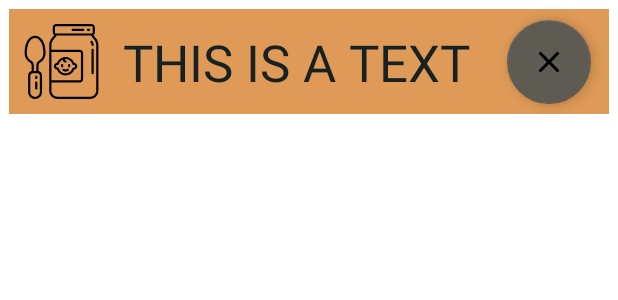
After one commit to yxef/MyFridgeApp, an Android app: the layout fridge_item.xml on its own in the app's theme, with its tools: preview values and no code run, on a phone screen of 412 x 824 dp. The commit adds this screen. Shown: the top 300 px of the screen. Run offline under Robolectric (Android 15) with nearby library versions, the phone set to English and light mode, and no system bars.

Commit message:
added fridgelist recyclerview and delete fridge

```diff
--- a/app/src/main/java/com/example/myfridge/data/Fridge.kt
+++ b/app/src/main/java/com/example/myfridge/data/Fridge.kt
@@ -1,6 +1,8 @@
 package com.example.myfridge.data
 
+import com.squareup.moshi.Json
+
 data class Fridge(
-    val id: Int,
-    val name: String
+    @Json(name = "fridgeId") val id: Int,
+    @Json(name = "fridgeName") val name: String
 )
--- a/app/src/main/java/com/example/myfridge/data/User.kt
+++ b/app/src/main/java/com/example/myfridge/data/User.kt
@@ -1,5 +1,7 @@
 package com.example.myfridge.data
 
+import com.squareup.moshi.Json
+
 data class User(
-    val userId : Int
+    @Json(name= "userId")val userId : Int
 )
--- /dev/null
+++ b/app/src/main/res/drawable/ic_baseline_clear_24.xml
@@ -0,0 +1,5 @@
+<vector android:height="24dp" android:tint="#000000"
+    android:viewportHeight="24" android:viewportWidth="24"
+    android:width="24dp" xmlns:android="http://schemas.android.com/apk/res/android">
+    <path android:fillColor="@android:color/white" android:pathData="M19,6.41L17.59,5 12,10.59 6.41,5 5,6.41 10.59,12 5,17.59 6.41,19 12,13.41 17.59,19 19,17.59 13.41,12z"/>
+</vector>
--- /dev/null
+++ b/app/src/main/res/layout/fridge_item.xml
@@ -0,0 +1,54 @@
+<?xml version="1.0" encoding="utf-8"?>
+<androidx.constraintlayout.widget.ConstraintLayout xmlns:android="http://schemas.android.com/apk/res/android"
+    xmlns:app="http://schemas.android.com/apk/res-auto"
+    xmlns:tools="http://schemas.android.com/tools"
+    android:id="@+id/item_title"
+    android:layout_width="match_parent"
+    android:layout_height="wrap_content"
+    android:layout_margin="6dp"
+    android:background="@color/orange">
+
+    <ImageView
+        android:id="@+id/fridge_icon"
+        android:layout_width="50dp"
+        android:layout_height="50dp"
+        android:layout_margin="10dp"
+        android:importantForAccessibility="no"
+        app:layout_constraintBottom_toBottomOf="parent"
+        app:layout_constraintStart_toStartOf="parent"
+        app:layout_constraintTop_toTopOf="parent"
+        app:srcCompat="@android:drawable/btn_star_big_on"
+        tools:srcCompat="@drawable/ic_baby_food" />
+
+    <TextView
+        android:id="@+id/fridge_name"
+        android:layout_width="wrap_content"
+        android:layout_height="wrap_content"
+        android:layout_marginStart="12dp"
+        android:layout_marginEnd="12dp"
+        android:maxLines="1"
+        android:maxLength="15"
+        android:ellipsize="end"
+        android:textAppearance="@style/TextAppearance.AppCompat.Display1"
+        android:textColor="@color/dark_jungle_green"
+        app:layout_constraintBottom_toBottomOf="parent"
+        app:layout_constraintEnd_toStartOf="@id/button_to_remove_fridge"
+        app:layout_constraintStart_toEndOf="@id/fridge_icon"
+        app:layout_constraintTop_toTopOf="parent"
+        tools:text="THIS IS A TEXT AAAAAAAAAAAAAAAAAAAA" />
+
+    <com.google.android.material.floatingactionbutton.FloatingActionButton
+        android:id="@+id/button_to_remove_fridge"
+        android:layout_width="wrap_content"
+        android:layout_height="wrap_content"
+        android:layout_marginEnd="12dp"
+        android:backgroundTint="@color/davys_grey"
+        android:clickable="true"
+        android:contentDescription="@string/remove_fridge"
+        android:focusable="true"
+        android:src="@drawable/ic_baseline_clear_24"
+        app:layout_constraintBottom_toBottomOf="parent"
+        app:layout_constraintEnd_toEndOf="parent"
+        app:layout_constraintTop_toTopOf="parent"
+        app:srcCompat="@drawable/ic_baseline_add_24" />
+</androidx.constraintlayout.widget.ConstraintLayout>
--- a/app/src/main/res/navigation/nav_graph.xml
+++ b/app/src/main/res/navigation/nav_graph.xml
@@ -34,7 +34,7 @@
     </fragment>
     <fragment
         android:id="@+id/fridgeChoiceFragment"
-        android:name="com.example.myfridge.FridgeChoiceFragment"
+        android:name="com.example.myfridge.fridgelist.FridgeChoiceFragment"
         android:label="fragment_fridge_choice"
         tools:layout="@layout/fragment_fridge_choice" >
         <action
@@ -43,6 +43,10 @@
         <action
             android:id="@+id/action_fridgeChoiceFragment_to_addFridgeFragment"
             app:destination="@id/addFridgeFragment" />
+        <action
+            android:id="@+id/action_fridgeChoiceFragment_to_homeFragment"
+            app:destination="@id/homeFragment"
+            app:popUpTo="@id/homeFragment" />
     </fragment>
     <fragment
         android:id="@+id/ModifyFoodFragment"
--- a/app/src/main/res/values/strings.xml
+++ b/app/src/main/res/values/strings.xml
@@ -24,4 +24,5 @@
     <string name="single_icon">Single Icon</string>
     <string name="expiration_feedback">%s</string>
     <string name="selected_date">Selected Date:</string>
+    <string name="remove_fridge">remove fridge</string>
 </resources>
--- a/app/src/main/res/values/themes.xml
+++ b/app/src/main/res/values/themes.xml
@@ -6,8 +6,8 @@
         <item name="colorPrimaryVariant">@color/dark_jungle_green</item>
         <item name="colorOnPrimary">@color/black</item>
         <!-- Secondary brand color. -->
-        <item name="colorSecondary">@color/teal_200</item>
-        <item name="colorSecondaryVariant">@color/teal_700</item>
+        <item name="colorSecondary">@color/davys_grey</item>
+        <item name="colorSecondaryVariant">@color/dark_jungle_green</item>
         <item name="colorOnSecondary">@color/black</item>
         <!-- Status bar color. -->
         <item name="android:statusBarColor">?attr/colorPrimaryVariant</item>
```
Also changed, not shown: app/src/main/java/com/example/myfridge/FridgeChoiceFragment.kt (deleted, +0 -42 lines), app/src/main/java/com/example/myfridge/foodlist/FoodListFragment.kt (+8 -1 lines), app/src/main/java/com/example/myfridge/fridgelist/FridgeChoiceAdapter.kt (added, +52 -0 lines), app/src/main/java/com/example/myfridge/fridgelist/FridgeChoiceFragment.kt (added, +97 -0 lines), app/src/main/java/com/example/myfridge/fridgelist/FridgeChoiceViewModel.kt (added, +40 -0 lines), app/src/main/java/com/example/myfridge/network/MyFridgeApiService.kt (+15 -13 lines), app/src/main/res/layout/fragment_fridge_choice.xml (+15 -13 lines).
